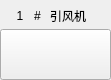
Before: the Qt Designer form Deoration/singledeodorationfan.ui in hqtecheptech/MagicPill, drawn with Qt 5.
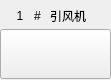
After: the same form once the commit is applied.

Diff of the .ui file:
```diff
--- a/Deoration/singledeodorationfan.ui
+++ b/Deoration/singledeodorationfan.ui
@@ -64,7 +64,7 @@
      <x>0</x>
      <y>29</y>
      <width>111</width>
-     <height>51</height>
+     <height>50</height>
     </rect>
    </property>
    <property name="text">
```
